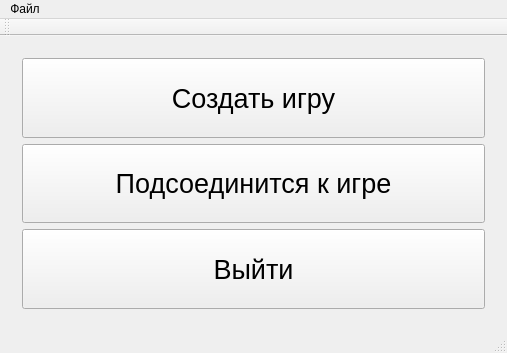
Old version of the form ChessGame/gui/mainwindow.ui in the repository vadimpilyugin/cpp_chess.
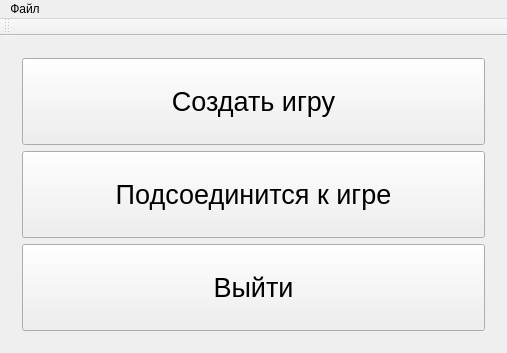
New version of the form.

```diff
--- a/ChessGame/gui/mainwindow.ui
+++ b/ChessGame/gui/mainwindow.ui
@@ -112,7 +112,6 @@
     <bool>false</bool>
    </attribute>
   </widget>
-  <widget class="QStatusBar" name="statusBar"/>
  </widget>
  <layoutdefault spacing="6" margin="11"/>
  <resources/>
```
Left out of the diff: 2 changed lines with no effect on the pictures.
